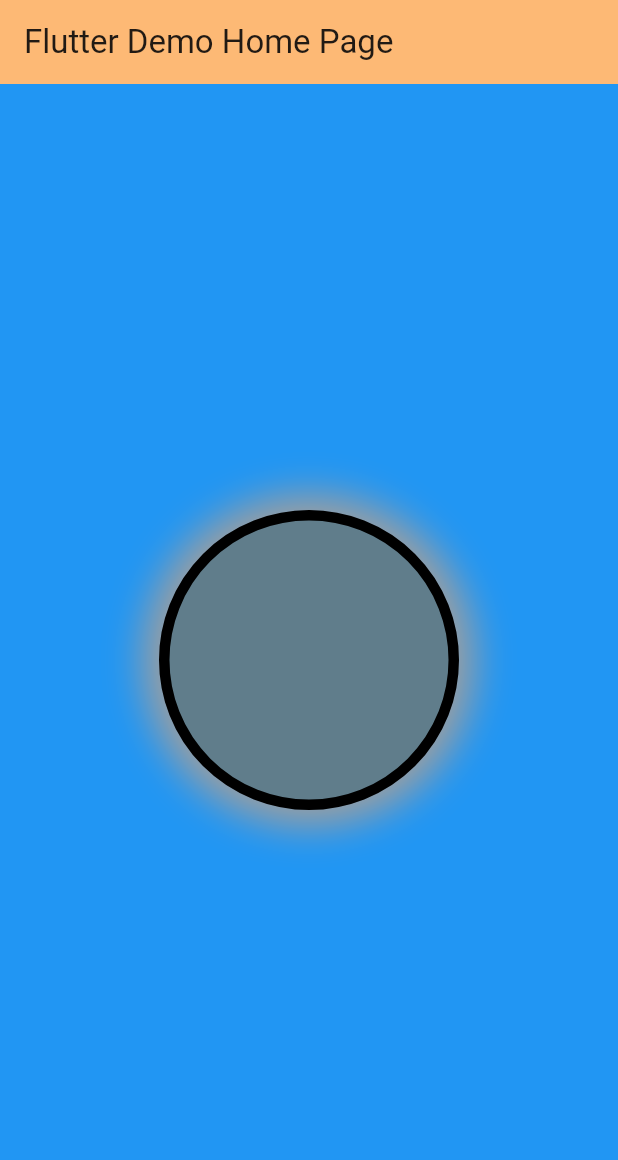
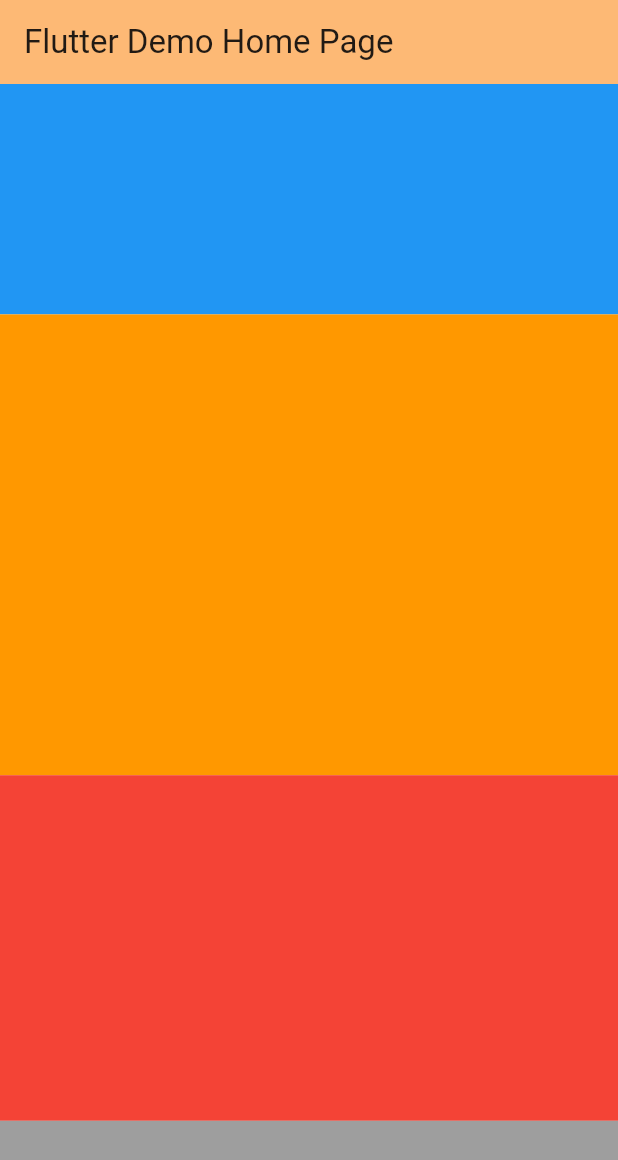
Before and after one commit to Vermasaiyam/my_app, a Flutter app: the screen it shows after launch, on a phone screen of 412 x 824 dp. Shown: the top 1160 px of the screen. Run offline on Flutter 3.47's test engine with Material 3 defaults, Android fonts, the phone set to English and light mode, and no system bars.

Commit message:
expanded widget

```diff
--- a/lib/main.dart
+++ b/lib/main.dart
@@ -42,35 +42,73 @@ class _MyHomePageState extends State<MyHomePage> {
         title: Text(widget.title),
       ),
 
+      // expanded widget
+      body: Column(
+        // mainAxisAlignment: MainAxisAlignment.center,
+        children: [
+          Expanded(
+            flex: 2,
+            child: Container(
+              height: 100,
+              color: Colors.blue,
+            ),
+          ),
+          Expanded(
+            flex: 4,
+            child: Container(
+              height: 100,
+              color: Colors.orange,
+            ),
+          ),
+          Expanded(
+            flex: 3,
+            child: Container(
+              height: 100,
+              color: Colors.red,
+            ),
+          ),
+          Expanded(
+            child: Container(
+              height: 100,
+              color: Colors.grey,
+            ),
+          ),
+
+        ],
+      ),
+
+
+
+
       // adding decoration to container
 
-      body: Container(
-        width: double.infinity,
-        height: double.infinity,
-        color: Colors.blue,
-        child: Center(
-          child: Container(
-            width: 200,
-            height: 200,
-            decoration: BoxDecoration(
-              color: Colors.blueGrey,
-              // borderRadius: BorderRadius.only(topLeft: Radius.circular(21), bottomRight: Radius.circular(21)),
-              border: Border.all(
-                width: 7,
-                color: Colors.black,
-              ),
-              boxShadow: [
-                BoxShadow(
-                  blurRadius: 21,
-                  spreadRadius: 11,
-                  color: Colors.grey,
-                ),
-              ],
-              shape: BoxShape.circle
-            ),
-          ),
-        ),
-      ),
+      // body: Container(
+      //   width: double.infinity,
+      //   height: double.infinity,
+      //   color: Colors.blue,
+      //   child: Center(
+      //     child: Container(
+      //       width: 200,
+      //       height: 200,
+      //       decoration: BoxDecoration(
+      //         color: Colors.blueGrey,
+      //         // borderRadius: BorderRadius.only(topLeft: Radius.circular(21), bottomRight: Radius.circular(21)),
+      //         border: Border.all(
+      //           width: 7,
+      //           color: Colors.black,
+      //         ),
+      //         boxShadow: [
+      //           BoxShadow(
+      //             blurRadius: 21,
+      //             spreadRadius: 11,
+      //             color: Colors.grey,
+      //           ),
+      //         ],
+      //         shape: BoxShape.circle
+      //       ),
+      //     ),
+      //   ),
+      // ),
 
 
 
```
